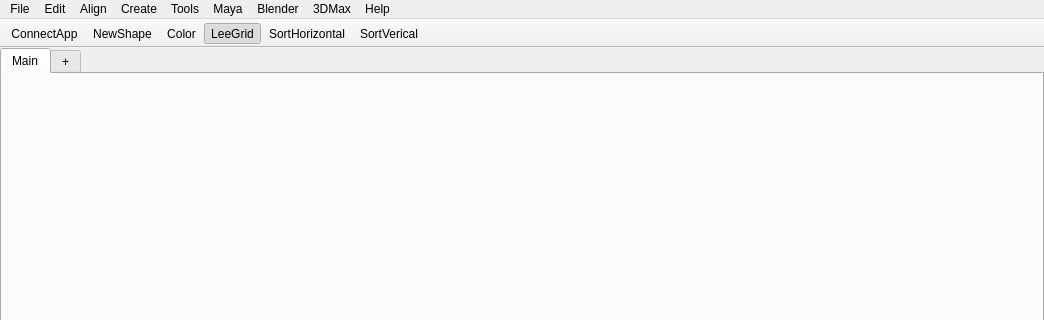
This is ui/leePicker.ui in leetdvn/LeePickerX as Qt 5 draws it before an edit; both pictures show x 0 to 1044 and y 0 to 320 of the 1044 by 630 pixel window. The edited form follows.
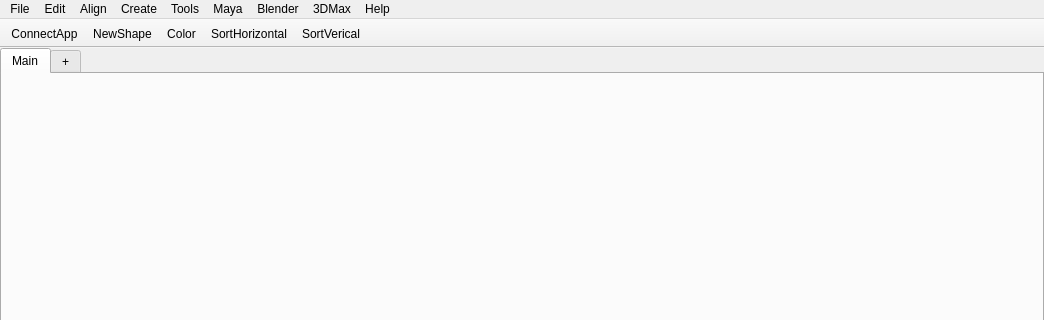
This is the edited form. Icons and pictures are not drawn.

What changed in the file:
```diff
--- a/ui/leePicker.ui
+++ b/ui/leePicker.ui
@@ -320,7 +320,6 @@
    <addaction name="actionConnectApp"/>
    <addaction name="NewShapeAct"/>
    <addaction name="ColorAct"/>
-   <addaction name="actionLeeGrid"/>
    <addaction name="SortHorizontalAct"/>
    <addaction name="SortVericalAct"/>
   </widget>
```
